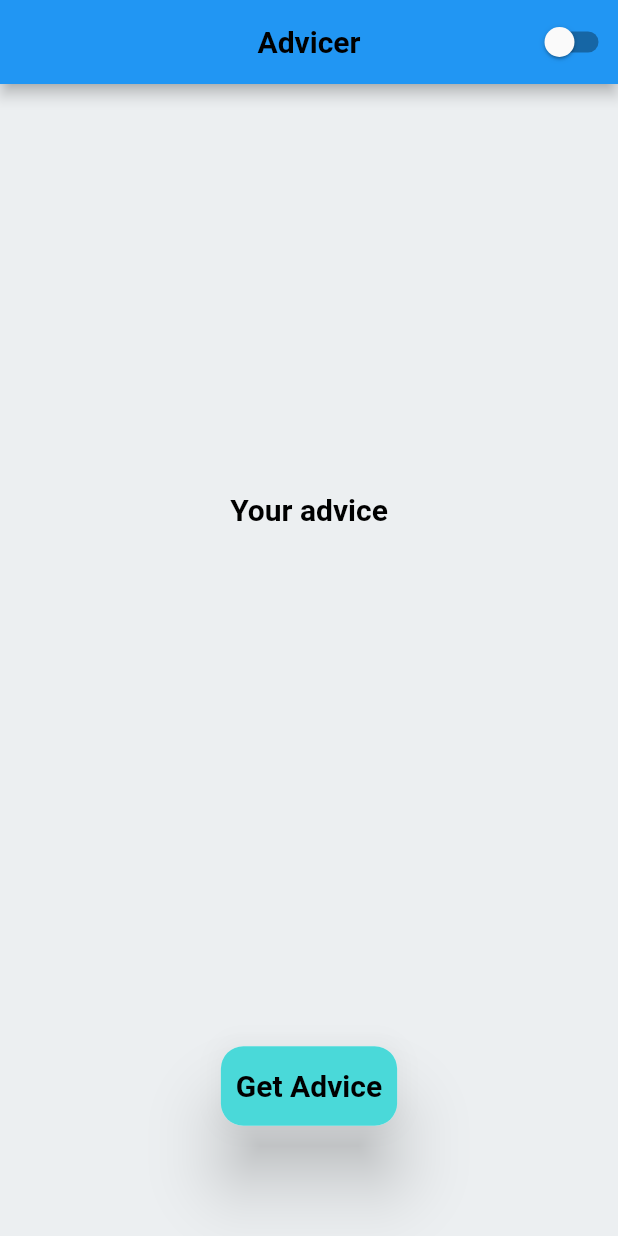
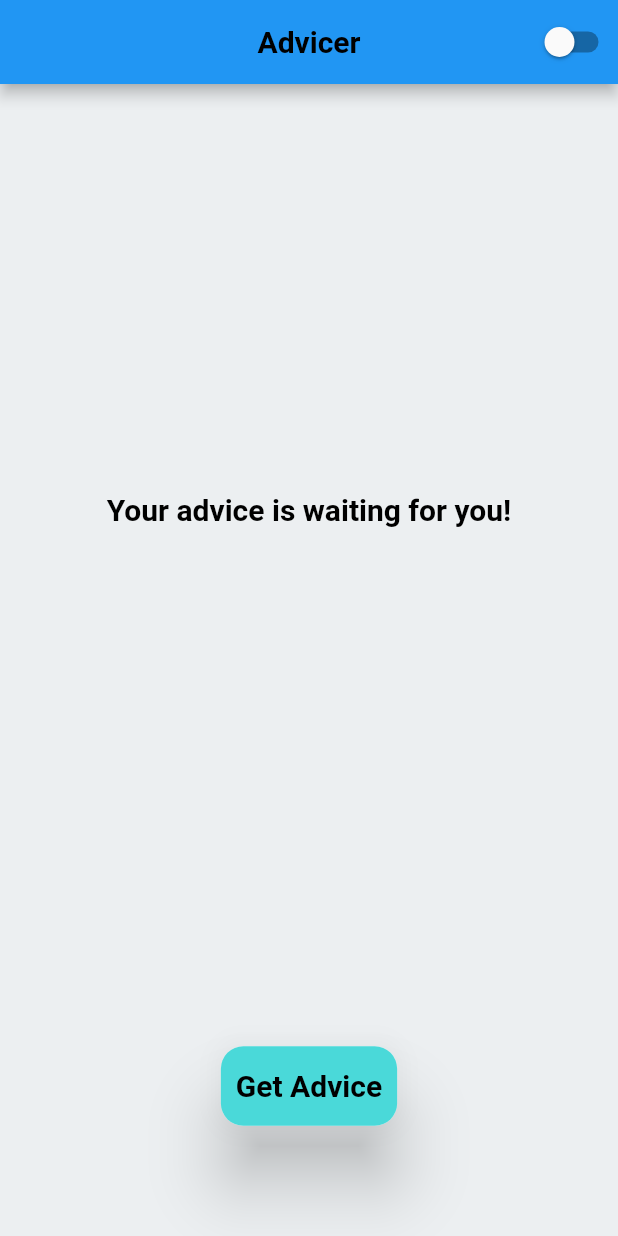
Before and after one commit to shortSparrow/learn_flutter, a Flutter app: the screen it shows after launch, on a phone screen of 412 x 824 dp. Run offline on Flutter 3.47's test engine with Material 2 defaults, Android fonts, the phone set to English and light mode, and no system bars; our stand-ins replace dio, flutter_bloc, google_maps_flutter, image_picker, location, shared_preferences and 1 more; missing offline and left inert: flutter_config; accounts and stored records are empty; Roboto replaces fonts that are missing (Rubik).

```diff
--- a/flutter_clean_architecture/lib/application/pages/advice/advice_page.dart
+++ b/flutter_clean_architecture/lib/application/pages/advice/advice_page.dart
@@ -1,9 +1,23 @@
 import 'package:flutter/material.dart';
+import 'package:flutter_bloc/flutter_bloc.dart';
 import 'package:flutter_clean_architecture/application/core/services/theme_service.dart';
+import 'package:flutter_clean_architecture/application/pages/advice/bloc/advice_bloc.dart';
 import 'package:flutter_clean_architecture/application/pages/advice/widgets/advice_field.dart';
 import 'package:flutter_clean_architecture/application/pages/advice/widgets/custom_button.dart';
 import 'package:flutter_clean_architecture/application/pages/advice/widgets/error_message.dart';
 import 'package:provider/provider.dart';
+
+class AdvicePageWrapperProvider extends StatelessWidget {
+  const AdvicePageWrapperProvider({super.key});
+
+  @override
+  Widget build(BuildContext context) {
+    return BlocProvider(
+      create: (context) => AdviceBloc(),
+      child: const AdvicePage(),
+    );
+  }
+}
 
 class AdvicePage extends StatelessWidget {
   const AdvicePage({super.key});
@@ -30,22 +44,62 @@ class AdvicePage extends StatelessWidget {
         body: Padding(
           padding: const EdgeInsets.symmetric(horizontal: 50),
           child: Column(
-            children:  [
+            children: [
               Expanded(
                 child: Center(
-                  child:
-                  // ErrorMessage(message: "oops"),
-                  //  AdviceField(advice: "Your advice"),
-                  // CircularProgressIndicator(
-                  //   color: themeData.colorScheme.secondary,
-                  // ),
-                   Text(
-                    "Your advice",
-                    style: themeData.textTheme.displayLarge,
+                  child: BlocBuilder<AdviceBloc, AdviceState>(
+                    builder: (context, state) {
+                      switch (state.runtimeType) {
+                        case AdviceInitial:
+                          return Text(
+                            "Your advice is waiting for you!",
+                            style: themeData.textTheme.displayLarge,
+                          );
+
+                        case AdviceStateLoading:
+                          return CircularProgressIndicator(
+                            color: themeData.colorScheme.secondary,
+                          );
+
+                        case AdviceStateLoaded:
+                          return AdviceField(
+                            advice: (state as AdviceStateLoaded).advice,
+                          );
+
+                        case AdviceStateError:
+                          return ErrorMessage(
+                            message: (state as AdviceStateError).errorMessage,
+                          );
+
+                        default:
+                          return const SizedBox();
+                      }
+
+                      // if (state is AdviceInitial) {
+                      //   return Text(
+                      //     "Your advice is waiting for you!",
+                      //     style: themeData.textTheme.displayLarge,
+                      //   );
+                      // } else if (state is AdviceStateLoading) {
+                      //   return CircularProgressIndicator(
+                      //     color: themeData.colorScheme.secondary,
+                      //   );
+                      // } else if (state is AdviceStateLoaded) {
+                      //   return AdviceField(
+                      //     advice: state.advice,
+                      //   );
+                      // } else if (state is AdviceStateError) {
+                      //   return ErrorMessage(
+                      //     message: state.errorMessage,
+                      //   );
+                      // } else {
+                      //   return const SizedBox();
+                      // }
+                    },
                   ),
                 ),
               ),
-              SizedBox(
+              const SizedBox(
                 height: 200,
                 child: Center(
                   child: CustomButton(),
--- a/flutter_clean_architecture/lib/application/pages/advice/bloc/advice_state.dart
+++ b/flutter_clean_architecture/lib/application/pages/advice/bloc/advice_state.dart
@@ -14,7 +14,7 @@ class AdviceStateLoaded extends AdviceState {
 }
 
 class AdviceStateError extends AdviceState {
-  final String advice;
+  final String errorMessage;
 
-  AdviceStateError({required this.advice});
+  AdviceStateError({required this.errorMessage});
 }
--- a/flutter_clean_architecture/lib/application/pages/advice/widgets/custom_button.dart
+++ b/flutter_clean_architecture/lib/application/pages/advice/widgets/custom_button.dart
@@ -1,4 +1,6 @@
 import 'package:flutter/material.dart';
+import 'package:flutter_bloc/flutter_bloc.dart';
+import 'package:flutter_clean_architecture/application/pages/advice/bloc/advice_bloc.dart';
 
 class CustomButton extends StatelessWidget {
   const CustomButton({super.key});
@@ -7,9 +9,8 @@ class CustomButton extends StatelessWidget {
   Widget build(BuildContext context) {
     final themeData = Theme.of(context);
     return InkResponse(
-      onTap: () {
-        debugPrint("button pressed");
-      },
+      onTap: () =>
+          BlocProvider.of<AdviceBloc>(context).add(AdviceRequestEvent()),
       child: Material(
         elevation: 20,
         borderRadius: BorderRadius.circular(15),
--- a/flutter_clean_architecture/lib/main.dart
+++ b/flutter_clean_architecture/lib/main.dart
@@ -21,7 +21,7 @@ class MyApp extends StatelessWidget {
         themeMode: themeService.isDarkModeOn ? ThemeMode.dark : ThemeMode.light,
         theme: AppTheme.lightTheme,
         darkTheme: AppTheme.darkTheme,
-        home:  const AdvicePage(),
+        home:  const AdvicePageWrapperProvider(),
       );
     });
   }
```
